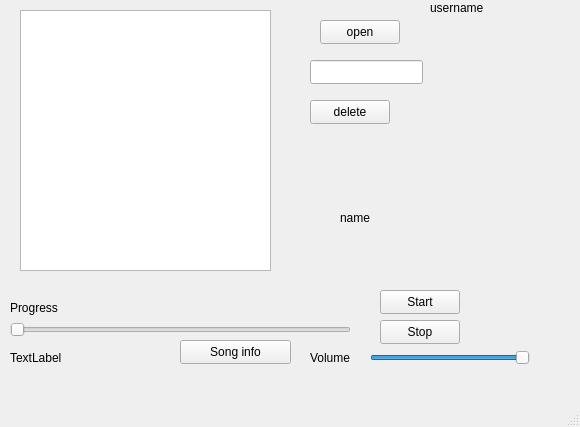
This is player_window.ui in hjnowakowski/music-player as Qt 5 draws it before an edit. The edited form follows.
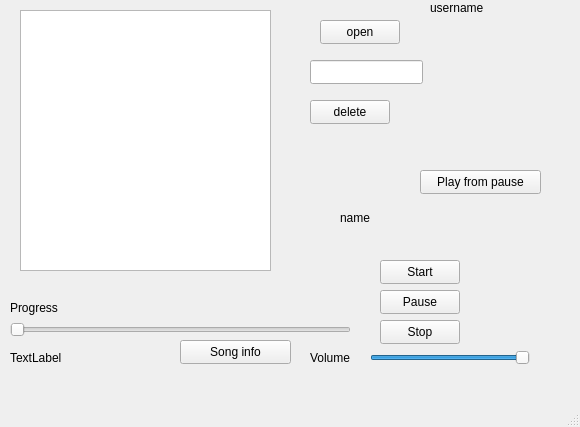
This is the edited form.

Commit message: pause button

The edit to the form file:
```diff
--- a/player_window.ui
+++ b/player_window.ui
@@ -157,7 +157,7 @@
     <property name="geometry">
      <rect>
       <x>380</x>
-      <y>290</y>
+      <y>260</y>
       <width>80</width>
       <height>24</height>
      </rect>
@@ -205,6 +205,32 @@
      <string>username</string>
     </property>
    </widget>
+   <widget class="QPushButton" name="pushButton_pause">
+    <property name="geometry">
+     <rect>
+      <x>380</x>
+      <y>290</y>
+      <width>80</width>
+      <height>24</height>
+     </rect>
+    </property>
+    <property name="text">
+     <string>Pause</string>
+    </property>
+   </widget>
+   <widget class="QPushButton" name="pushButton_6">
+    <property name="geometry">
+     <rect>
+      <x>420</x>
+      <y>170</y>
+      <width>121</width>
+      <height>24</height>
+     </rect>
+    </property>
+    <property name="text">
+     <string>Play from pause</string>
+    </property>
+   </widget>
   </widget>
   <widget class="QMenuBar" name="menubar">
    <property name="geometry">
```
The commit also changes 26 other files.
